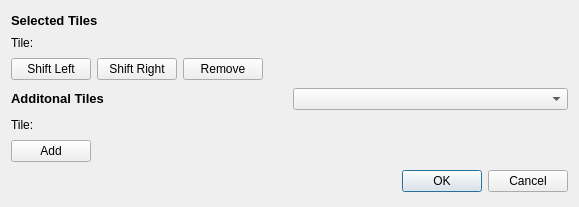
Old version of the form HiveWE/TileSetter.ui in the repository stijnherfst/HiveWE.
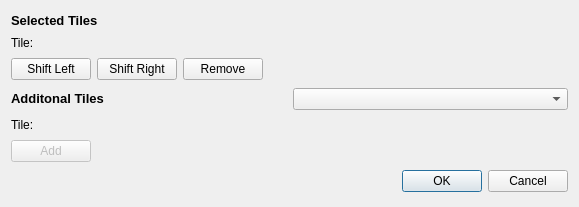
New version of the form.

Patch:
```diff
--- a/HiveWE/TileSetter.ui
+++ b/HiveWE/TileSetter.ui
@@ -175,6 +175,9 @@
     <layout class="QHBoxLayout" name="horizontalLayout_2">
      <item>
       <widget class="QPushButton" name="additionalAdd">
+       <property name="enabled">
+        <bool>false</bool>
+       </property>
        <property name="sizePolicy">
         <sizepolicy hsizetype="Minimum" vsizetype="Fixed">
          <horstretch>0</horstretch>
```
